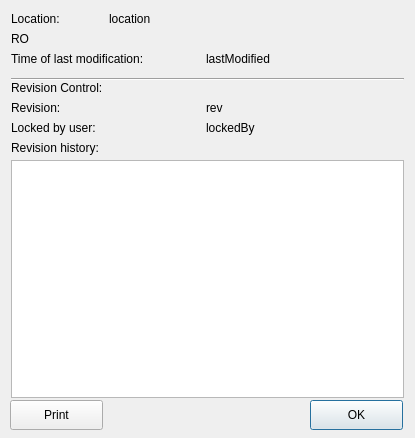
Qt form src/gui/filepropdialog_q.ui (fwbuilder/fwbuilder) before a commit.
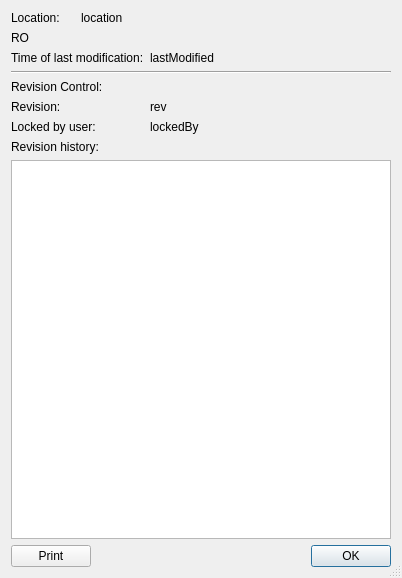
The same form after that commit.

Commit message: enable "close" button in some dialogs where it was missing on Mac

```diff
--- a/src/gui/filepropdialog_q.ui
+++ b/src/gui/filepropdialog_q.ui
@@ -5,22 +5,22 @@
    <rect>
     <x>0</x>
     <y>0</y>
-    <width>415</width>
-    <height>438</height>
+    <width>402</width>
+    <height>578</height>
    </rect>
   </property>
   <property name="windowTitle" >
    <string>File Properties</string>
   </property>
+  <property name="sizeGripEnabled" >
+   <bool>true</bool>
+  </property>
+  <property name="modal" >
+   <bool>true</bool>
+  </property>
+  <layout class="QGridLayout" name="gridLayout" >
+   <item row="0" column="0" >
   <widget class="QLabel" name="textLabel1" >
-   <property name="geometry" >
-    <rect>
-     <x>11</x>
-     <y>11</y>
-     <width>92</width>
-     <height>16</height>
-    </rect>
-   </property>
    <property name="text" >
     <string>Location:</string>
    </property>
@@ -28,28 +28,55 @@
     <bool>false</bool>
    </property>
   </widget>
-  <widget class="QTextBrowser" name="fileRevHistory" >
-   <property name="enabled" >
-    <bool>true</bool>
-   </property>
-   <property name="geometry" >
-    <rect>
-     <x>11</x>
-     <y>160</y>
-     <width>393</width>
-     <height>238</height>
-    </rect>
-   </property>
-  </widget>
+   </item>
+   <item row="0" column="1" colspan="2" >
+    <widget class="QLabel" name="fileLocation" >
+     <property name="sizePolicy" >
+      <sizepolicy vsizetype="Preferred" hsizetype="Expanding" >
+       <horstretch>0</horstretch>
+       <verstretch>0</verstretch>
+      </sizepolicy>
+     </property>
+     <property name="text" >
+      <string>location</string>
+     </property>
+     <property name="wordWrap" >
+      <bool>false</bool>
+     </property>
+    </widget>
+   </item>
+   <item row="1" column="0" colspan="3" >
+    <widget class="QLabel" name="fileRO" >
+     <property name="text" >
+      <string>RO</string>
+     </property>
+     <property name="wordWrap" >
+      <bool>false</bool>
+     </property>
+    </widget>
+   </item>
+   <item row="2" column="0" colspan="2" >
+    <widget class="QLabel" name="textLabel1_2" >
+     <property name="text" >
+      <string>Time of last modification:</string>
+     </property>
+     <property name="wordWrap" >
+      <bool>false</bool>
+     </property>
+    </widget>
+   </item>
+   <item row="2" column="2" >
+    <widget class="QLabel" name="lastModified" >
+     <property name="text" >
+      <string>lastModified</string>
+     </property>
+     <property name="wordWrap" >
+      <bool>false</bool>
+     </property>
+    </widget>
+   </item>
+   <item row="3" column="0" colspan="3" >
   <widget class="Line" name="line5" >
-   <property name="geometry" >
-    <rect>
-     <x>11</x>
-     <y>71</y>
-     <width>393</width>
-     <height>16</height>
-    </rect>
-   </property>
    <property name="frameShape" >
     <enum>QFrame::HLine</enum>
    </property>
@@ -60,31 +87,9 @@
     <enum>Qt::Horizontal</enum>
    </property>
   </widget>
-  <widget class="QLabel" name="fileRO" >
-   <property name="geometry" >
-    <rect>
-     <x>11</x>
-     <y>31</y>
-     <width>393</width>
-     <height>16</height>
-    </rect>
-   </property>
-   <property name="text" >
-    <string>RO</string>
-   </property>
-   <property name="wordWrap" >
-    <bool>false</bool>
-   </property>
-  </widget>
+   </item>
+   <item row="4" column="0" colspan="3" >
   <widget class="QLabel" name="textLabel2" >
-   <property name="geometry" >
-    <rect>
-     <x>11</x>
-     <y>80</y>
-     <width>393</width>
-     <height>16</height>
-    </rect>
-   </property>
    <property name="text" >
     <string>Revision Control:</string>
    </property>
@@ -92,31 +97,9 @@
     <bool>false</bool>
    </property>
   </widget>
-  <widget class="QLabel" name="textLabel1_2" >
-   <property name="geometry" >
-    <rect>
-     <x>11</x>
-     <y>51</y>
-     <width>189</width>
-     <height>16</height>
-    </rect>
-   </property>
-   <property name="text" >
-    <string>Time of last modification:</string>
-   </property>
-   <property name="wordWrap" >
-    <bool>false</bool>
-   </property>
-  </widget>
+   </item>
+   <item row="5" column="0" colspan="2" >
   <widget class="QLabel" name="textLabel4" >
-   <property name="geometry" >
-    <rect>
-     <x>11</x>
-     <y>100</y>
-     <width>189</width>
-     <height>16</height>
-    </rect>
-   </property>
    <property name="text" >
     <string>Revision:</string>
    </property>
@@ -124,75 +107,11 @@
     <bool>false</bool>
    </property>
   </widget>
-  <widget class="QLabel" name="textLabel7" >
-   <property name="geometry" >
-    <rect>
-     <x>11</x>
-     <y>120</y>
-     <width>189</width>
-     <height>16</height>
-    </rect>
-   </property>
-   <property name="text" >
-    <string>Locked by user:</string>
-   </property>
-   <property name="wordWrap" >
-    <bool>false</bool>
-   </property>
-  </widget>
-  <widget class="QLabel" name="fileLocation" >
-   <property name="geometry" >
-    <rect>
-     <x>109</x>
-     <y>11</y>
-     <width>295</width>
-     <height>16</height>
-    </rect>
-   </property>
-   <property name="sizePolicy" >
-    <sizepolicy>
-     <hsizetype>7</hsizetype>
-     <vsizetype>5</vsizetype>
-     <horstretch>0</horstretch>
-     <verstretch>0</verstretch>
-    </sizepolicy>
-   </property>
-   <property name="text" >
-    <string>location</string>
-   </property>
-   <property name="wordWrap" >
-    <bool>false</bool>
-   </property>
-  </widget>
-  <widget class="QLabel" name="lastModified" >
-   <property name="geometry" >
-    <rect>
-     <x>206</x>
-     <y>51</y>
-     <width>198</width>
-     <height>16</height>
-    </rect>
-   </property>
-   <property name="text" >
-    <string>lastModified</string>
-   </property>
-   <property name="wordWrap" >
-    <bool>false</bool>
-   </property>
-  </widget>
+   </item>
+   <item row="5" column="2" >
   <widget class="QLabel" name="fileRev" >
-   <property name="geometry" >
-    <rect>
-     <x>206</x>
-     <y>100</y>
-     <width>198</width>
-     <height>16</height>
-    </rect>
-   </property>
    <property name="sizePolicy" >
-    <sizepolicy>
-     <hsizetype>7</hsizetype>
-     <vsizetype>5</vsizetype>
+      <sizepolicy vsizetype="Preferred" hsizetype="Expanding" >
      <horstretch>0</horstretch>
      <verstretch>0</verstretch>
     </sizepolicy>
@@ -204,19 +123,21 @@
     <bool>false</bool>
    </property>
   </widget>
+   </item>
+   <item row="6" column="0" colspan="2" >
+    <widget class="QLabel" name="textLabel7" >
+     <property name="text" >
+      <string>Locked by user:</string>
+     </property>
+     <property name="wordWrap" >
+      <bool>false</bool>
+     </property>
+    </widget>
+   </item>
+   <item row="6" column="2" >
   <widget class="QLabel" name="fileLockedBy" >
-   <property name="geometry" >
-    <rect>
-     <x>206</x>
-     <y>120</y>
-     <width>198</width>
-     <height>16</height>
-    </rect>
-   </property>
    <property name="sizePolicy" >
-    <sizepolicy>
-     <hsizetype>7</hsizetype>
-     <vsizetype>5</vsizetype>
+      <sizepolicy vsizetype="Preferred" hsizetype="Expanding" >
      <horstretch>0</horstretch>
      <verstretch>0</verstretch>
     </sizepolicy>
@@ -228,15 +149,9 @@
     <bool>false</bool>
    </property>
   </widget>
+   </item>
+   <item row="7" column="0" colspan="3" >
   <widget class="QLabel" name="textLabel9" >
-   <property name="geometry" >
-    <rect>
-     <x>11</x>
-     <y>140</y>
-     <width>393</width>
-     <height>16</height>
-    </rect>
-   </property>
    <property name="text" >
     <string>Revision history:</string>
    </property>
@@ -244,32 +159,61 @@
     <bool>false</bool>
    </property>
   </widget>
-  <widget class="QPushButton" name="bt_OK" >
-   <property name="geometry" >
-    <rect>
-     <x>310</x>
-     <y>400</y>
-     <width>93</width>
-     <height>30</height>
-    </rect>
-   </property>
-   <property name="text" >
-    <string>OK</string>
-   </property>
-  </widget>
+   </item>
+   <item row="8" column="0" colspan="3" >
+    <widget class="QTextBrowser" name="fileRevHistory" >
+     <property name="enabled" >
+      <bool>true</bool>
+     </property>
+    </widget>
+   </item>
+   <item row="9" column="0" colspan="3" >
+    <layout class="QHBoxLayout" name="horizontalLayout" >
+     <item>
   <widget class="QPushButton" name="bt_print" >
-   <property name="geometry" >
-    <rect>
-     <x>10</x>
-     <y>400</y>
-     <width>93</width>
-     <height>30</height>
-    </rect>
+       <property name="maximumSize" >
+        <size>
+         <width>100</width>
+         <height>16777215</height>
+        </size>
    </property>
    <property name="text" >
     <string>Print</string>
    </property>
   </widget>
+     </item>
+     <item>
+      <spacer name="horizontalSpacer" >
+       <property name="orientation" >
+        <enum>Qt::Horizontal</enum>
+       </property>
+       <property name="sizeHint" stdset="0" >
+        <size>
+         <width>40</width>
+         <height>20</height>
+        </size>
+       </property>
+      </spacer>
+     </item>
+     <item>
+      <widget class="QPushButton" name="bt_OK" >
+       <property name="maximumSize" >
+        <size>
+         <width>100</width>
+         <height>16777215</height>
+        </size>
+       </property>
+       <property name="text" >
+        <string>OK</string>
+       </property>
+       <property name="default" >
+        <bool>true</bool>
+       </property>
+      </widget>
+     </item>
+    </layout>
+   </item>
+  </layout>
  </widget>
  <layoutdefault spacing="6" margin="11" />
  <tabstops>
```
Left out of the diff: 3 changed lines with no effect on the pictures. Lines whose indentation alone changed are shown as unchanged. The commit also changes 6 other files.
